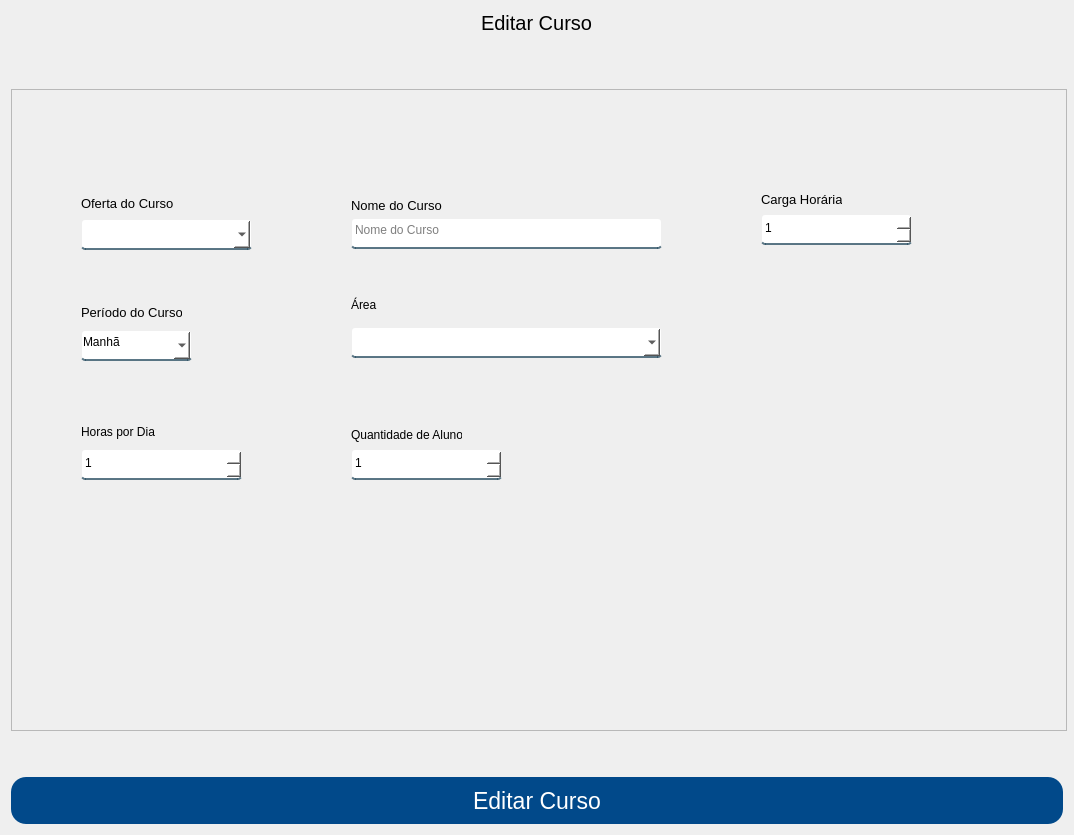
Before: the Qt Designer form App/view/ui/editarCurso.ui in Senac-SOR-ADS/Mapa-de-Sala, drawn with Qt 5.
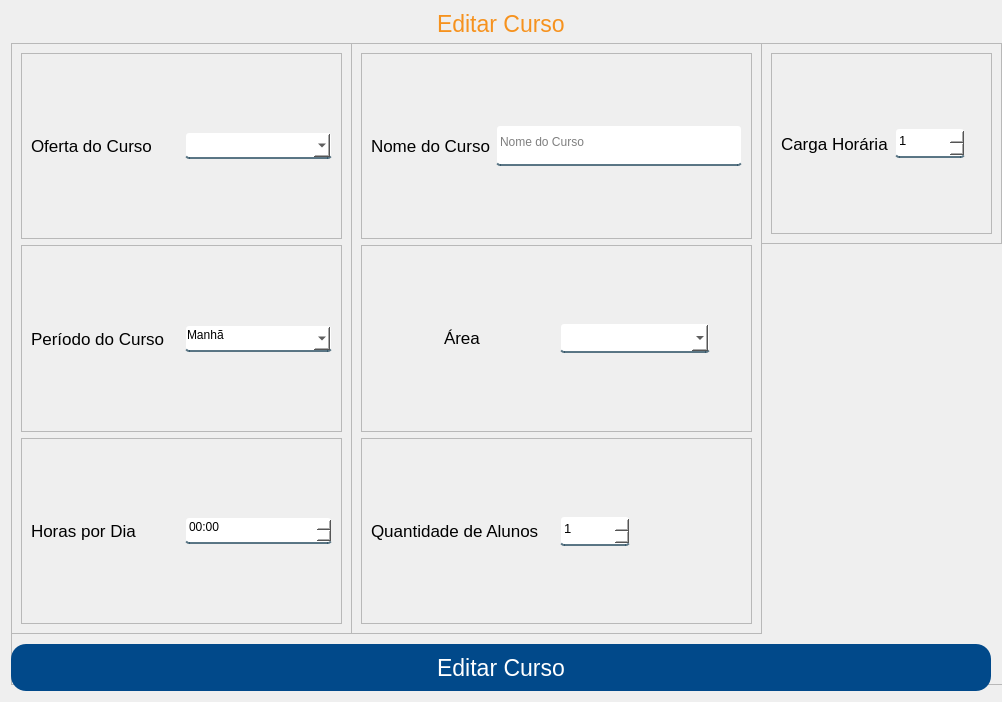
After: the same form once the commit is applied.

Commit message: Alteração nas telas de editar e cadastros (#198)

What changed in the file:
```diff
--- a/App/view/ui/editarCurso.ui
+++ b/App/view/ui/editarCurso.ui
@@ -6,8 +6,8 @@
    <rect>
     <x>0</x>
     <y>0</y>
-    <width>1074</width>
-    <height>835</height>
+    <width>1002</width>
+    <height>702</height>
    </rect>
   </property>
   <property name="minimumSize">
@@ -26,7 +26,7 @@
    <string>Form</string>
   </property>
   <property name="styleSheet">
-   <string notr="true">QLineEdit, QComboBox, QSpinBox {
+   <string notr="true">QLineEdit, QComboBox, QSpinBox, QDateTimeEdit {
 	background-color: white;
 	border:2px solid rgba(0,0,0,0);
 	border-radius: 4px;
@@ -53,15 +53,17 @@
 #respostaCadastroIncompleto {
 	color: red;
 }
-
+#titulo {
+	color: #f6921e;
+}
 </string>
   </property>
   <layout class="QVBoxLayout" name="verticalLayout">
    <item alignment="Qt::AlignHCenter|Qt::AlignTop">
-    <widget class="QLabel" name="label">
+    <widget class="QLabel" name="titulo">
      <property name="font">
       <font>
-       <pointsize>15</pointsize>
+       <pointsize>17</pointsize>
       </font>
      </property>
      <property name="text">
@@ -105,126 +107,79 @@
      <property name="frameShadow">
       <enum>QFrame::Raised</enum>
      </property>
-     <widget class="QLineEdit" name="nomeCurso">
+     <widget class="QFrame" name="frame">
       <property name="geometry">
        <rect>
-        <x>340</x>
-        <y>129</y>
-        <width>311</width>
-        <height>31</height>
+        <x>0</x>
+        <y>0</y>
+        <width>341</width>
+        <height>591</height>
        </rect>
       </property>
-      <property name="placeholderText">
-       <string>Nome do Curso</string>
+      <property name="frameShape">
+       <enum>QFrame::StyledPanel</enum>
       </property>
-     </widget>
-     <widget class="QLabel" name="label_2">
-      <property name="geometry">
-       <rect>
-        <x>340</x>
-        <y>106</y>
-        <width>101</width>
-        <height>20</height>
-       </rect>
+      <property name="frameShadow">
+       <enum>QFrame::Raised</enum>
       </property>
-      <property name="font">
-       <font>
-        <pointsize>10</pointsize>
-       </font>
-      </property>
-      <property name="text">
-       <string>Nome do Curso</string>
-      </property>
-     </widget>
-     <widget class="QLabel" name="label_3">
-      <property name="geometry">
-       <rect>
-        <x>750</x>
-        <y>100</y>
-        <width>81</width>
-        <height>21</height>
-       </rect>
-      </property>
-      <property name="font">
-       <font>
-        <pointsize>10</pointsize>
-       </font>
-      </property>
-      <property name="text">
-       <string>Carga Horária</string>
-      </property>
-     </widget>
+      <layout class="QVBoxLayout" name="verticalLayout_2">
+       <item>
+        <widget class="QFrame" name="frame_3">
+         <property name="frameShape">
+          <enum>QFrame::StyledPanel</enum>
+         </property>
+         <property name="frameShadow">
+          <enum>QFrame::Raised</enum>
+         </property>
+         <layout class="QHBoxLayout" name="horizontalLayout">
+          <item>
      <widget class="QLabel" name="label_4">
-      <property name="geometry">
-       <rect>
-        <x>70</x>
-        <y>104</y>
-        <width>101</width>
-        <height>20</height>
-       </rect>
-      </property>
       <property name="font">
        <font>
-        <pointsize>10</pointsize>
+              <pointsize>13</pointsize>
        </font>
       </property>
       <property name="text">
        <string>Oferta do Curso</string>
       </property>
      </widget>
-     <widget class="QLabel" name="label_5">
-      <property name="geometry">
-       <rect>
-        <x>340</x>
-        <y>336</y>
-        <width>111</width>
-        <height>20</height>
-       </rect>
-      </property>
-      <property name="text">
-       <string>Quantidade de Alunos</string>
-      </property>
-     </widget>
-     <widget class="QLabel" name="label_6">
-      <property name="geometry">
-       <rect>
-        <x>70</x>
-        <y>333</y>
-        <width>81</width>
-        <height>20</height>
-       </rect>
-      </property>
-      <property name="text">
-       <string>Horas por Dia</string>
-      </property>
-     </widget>
+          </item>
+          <item>
+           <widget class="QComboBox" name="ofertaCurso">
+            <property name="cursor">
+             <cursorShape>PointingHandCursor</cursorShape>
+            </property>
+            <property name="editable">
+             <bool>false</bool>
+            </property>
+           </widget>
+          </item>
+         </layout>
+        </widget>
+       </item>
+       <item>
+        <widget class="QFrame" name="frame_4">
+         <property name="frameShape">
+          <enum>QFrame::StyledPanel</enum>
+         </property>
+         <property name="frameShadow">
+          <enum>QFrame::Raised</enum>
+         </property>
+         <layout class="QHBoxLayout" name="horizontalLayout_2">
+          <item>
      <widget class="QLabel" name="label_7">
-      <property name="geometry">
-       <rect>
-        <x>70</x>
-        <y>213</y>
-        <width>101</width>
-        <height>20</height>
-       </rect>
-      </property>
       <property name="font">
        <font>
-        <pointsize>10</pointsize>
+              <pointsize>13</pointsize>
        </font>
       </property>
       <property name="text">
        <string>Período do Curso</string>
       </property>
      </widget>
+          </item>
+          <item>
      <widget class="QComboBox" name="periodoCurso">
-      <property name="geometry">
-       <rect>
-        <x>70</x>
-        <y>241</y>
-        <width>111</width>
-        <height>31</height>
-       </rect>
-      </property>
       <property name="cursor">
        <cursorShape>PointingHandCursor</cursorShape>
       </property>
@@ -247,43 +202,140 @@
        </property>
       </item>
      </widget>
-     <widget class="QComboBox" name="campoArea">
+          </item>
+         </layout>
+        </widget>
+       </item>
+       <item>
+        <widget class="QFrame" name="frame_5">
+         <property name="frameShape">
+          <enum>QFrame::StyledPanel</enum>
+         </property>
+         <property name="frameShadow">
+          <enum>QFrame::Raised</enum>
+         </property>
+         <layout class="QHBoxLayout" name="horizontalLayout_3">
+          <item>
+           <widget class="QLabel" name="label_6">
+            <property name="font">
+             <font>
+              <pointsize>13</pointsize>
+             </font>
+            </property>
+            <property name="text">
+             <string>Horas por Dia</string>
+            </property>
+           </widget>
+          </item>
+          <item>
+           <widget class="QDateTimeEdit" name="horasPorDia">
+            <property name="minimumSize">
+             <size>
+              <width>0</width>
+              <height>0</height>
+             </size>
+            </property>
+            <property name="time">
+             <time>
+              <hour>0</hour>
+              <minute>0</minute>
+              <second>0</second>
+             </time>
+            </property>
+            <property name="displayFormat">
+             <string>HH:mm</string>
+            </property>
+            <property name="timeSpec">
+             <enum>Qt::LocalTime</enum>
+            </property>
+           </widget>
+          </item>
+         </layout>
+        </widget>
+       </item>
+      </layout>
+     </widget>
+     <widget class="QFrame" name="frame_6">
       <property name="geometry">
        <rect>
         <x>340</x>
-        <y>238</y>
-        <width>311</width>
-        <height>31</height>
+        <y>0</y>
+        <width>411</width>
+        <height>591</height>
        </rect>
       </property>
-      <property name="cursor">
-       <cursorShape>PointingHandCursor</cursorShape>
+      <property name="frameShape">
+       <enum>QFrame::StyledPanel</enum>
       </property>
-      <property name="editable">
-       <bool>true</bool>
+      <property name="frameShadow">
+       <enum>QFrame::Raised</enum>
       </property>
-     </widget>
+      <layout class="QVBoxLayout" name="verticalLayout_3">
+       <item>
+        <widget class="QFrame" name="frame_7">
+         <property name="frameShape">
+          <enum>QFrame::StyledPanel</enum>
+         </property>
+         <property name="frameShadow">
+          <enum>QFrame::Raised</enum>
+         </property>
+         <layout class="QHBoxLayout" name="horizontalLayout_4">
+          <item>
+           <widget class="QLabel" name="label_2">
+            <property name="font">
+             <font>
+              <pointsize>13</pointsize>
+             </font>
+            </property>
+            <property name="text">
+             <string>Nome do Curso</string>
+            </property>
+           </widget>
+          </item>
+          <item>
+           <widget class="QLineEdit" name="nomeCurso">
+            <property name="minimumSize">
+             <size>
+              <width>231</width>
+              <height>41</height>
+             </size>
+            </property>
+            <property name="placeholderText">
+             <string>Nome do Curso</string>
+            </property>
+           </widget>
+          </item>
+         </layout>
+        </widget>
+       </item>
+       <item>
+        <widget class="QFrame" name="frame_8">
+         <property name="frameShape">
+          <enum>QFrame::StyledPanel</enum>
+         </property>
+         <property name="frameShadow">
+          <enum>QFrame::Raised</enum>
+         </property>
+         <layout class="QHBoxLayout" name="horizontalLayout_5">
+          <item alignment="Qt::AlignHCenter|Qt::AlignVCenter">
      <widget class="QLabel" name="label_8">
-      <property name="geometry">
-       <rect>
-        <x>340</x>
-        <y>200</y>
-        <width>51</width>
-        <height>31</height>
-       </rect>
+            <property name="font">
+             <font>
+              <pointsize>13</pointsize>
+             </font>
       </property>
       <property name="text">
        <string>Área</string>
       </property>
      </widget>
-     <widget class="QComboBox" name="ofertaCurso">
-      <property name="geometry">
-       <rect>
-        <x>70</x>
-        <y>130</y>
-        <width>171</width>
-        <height>31</height>
-       </rect>
+          </item>
+          <item alignment="Qt::AlignLeft">
+           <widget class="QComboBox" name="campoArea">
+            <property name="minimumSize">
+             <size>
+              <width>150</width>
+              <height>30</height>
+             </size>
       </property>
       <property name="cursor">
        <cursorShape>PointingHandCursor</cursorShape>
@@ -292,14 +344,43 @@
        <bool>true</bool>
       </property>
      </widget>
+          </item>
+         </layout>
+        </widget>
+       </item>
+       <item>
+        <widget class="QFrame" name="frame_9">
+         <property name="frameShape">
+          <enum>QFrame::StyledPanel</enum>
+         </property>
+         <property name="frameShadow">
+          <enum>QFrame::Raised</enum>
+         </property>
+         <layout class="QHBoxLayout" name="horizontalLayout_6">
+          <item>
+           <widget class="QLabel" name="label_5">
+            <property name="font">
+             <font>
+              <pointsize>13</pointsize>
+             </font>
+            </property>
+            <property name="text">
+             <string>Quantidade de Alunos</string>
+            </property>
+           </widget>
+          </item>
+          <item alignment="Qt::AlignLeft">
      <widget class="QSpinBox" name="quantidadeAlunos">
-      <property name="geometry">
-       <rect>
-        <x>340</x>
-        <y>360</y>
-        <width>151</width>
-        <height>31</height>
-       </rect>
+            <property name="minimumSize">
+             <size>
+              <width>70</width>
+              <height>30</height>
+             </size>
+            </property>
+            <property name="font">
+             <font>
+              <pointsize>10</pointsize>
+             </font>
       </property>
       <property name="cursor">
        <cursorShape>PointingHandCursor</cursorShape>
@@ -311,14 +392,61 @@
        <number>1</number>
       </property>
      </widget>
+          </item>
+         </layout>
+        </widget>
+       </item>
+      </layout>
+     </widget>
+     <widget class="QFrame" name="frame_10">
+      <property name="geometry">
+       <rect>
+        <x>750</x>
+        <y>0</y>
+        <width>241</width>
+        <height>201</height>
+       </rect>
+      </property>
+      <property name="frameShape">
+       <enum>QFrame::StyledPanel</enum>
+      </property>
+      <property name="frameShadow">
+       <enum>QFrame::Raised</enum>
+      </property>
+      <layout class="QVBoxLayout" name="verticalLayout_4">
+       <item>
+        <widget class="QFrame" name="frame_11">
+         <property name="frameShape">
+          <enum>QFrame::StyledPanel</enum>
+         </property>
+         <property name="frameShadow">
+          <enum>QFrame::Raised</enum>
+         </property>
+         <layout class="QHBoxLayout" name="horizontalLayout_7">
+          <item>
+           <widget class="QLabel" name="label_3">
+            <property name="font">
+             <font>
+              <pointsize>13</pointsize>
+             </font>
+            </property>
+            <property name="text">
+             <string>Carga Horária</string>
+            </property>
+           </widget>
+          </item>
+          <item alignment="Qt::AlignLeft">
      <widget class="QSpinBox" name="cargaCurso">
-      <property name="geometry">
-       <rect>
-        <x>750</x>
-        <y>125</y>
-        <width>151</width>
-        <height>31</height>
-       </rect>
+            <property name="minimumSize">
+             <size>
+              <width>70</width>
+              <height>30</height>
+             </size>
+            </property>
+            <property name="font">
+             <font>
+              <pointsize>10</pointsize>
+             </font>
       </property>
       <property name="cursor">
        <cursorShape>PointingHandCursor</cursorShape>
@@ -333,27 +461,11 @@
        <number>3000</number>
       </property>
      </widget>
-     <widget class="QSpinBox" name="horasPorDia">
-      <property name="geometry">
-       <rect>
-        <x>70</x>
-        <y>360</y>
-        <width>161</width>
-        <height>31</height>
-       </rect>
-      </property>
-      <property name="cursor">
-       <cursorShape>PointingHandCursor</cursorShape>
-      </property>
-      <property name="alignment">
-       <set>Qt::AlignBottom|Qt::AlignLeading|Qt::AlignLeft</set>
-      </property>
-      <property name="minimum">
-       <number>1</number>
-      </property>
-      <property name="maximum">
-       <number>24</number>
-      </property>
+          </item>
+         </layout>
+        </widget>
+       </item>
+      </layout>
      </widget>
     </widget>
    </item>
```
Left out of the diff: 2 changed lines with no effect on the pictures. Lines whose indentation alone changed are shown as unchanged. The commit also changes 11 other files.
